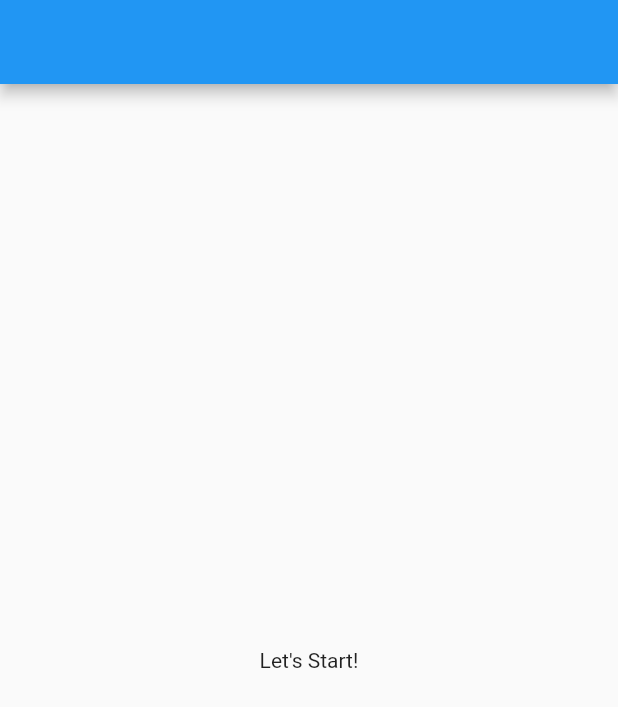
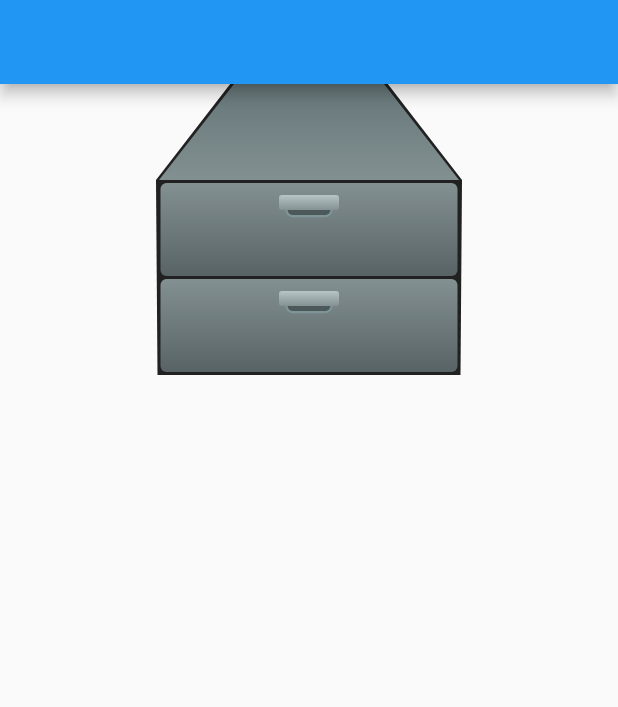
Before and after one commit to Team-Dev963/R3tr0, a Flutter app: the screen it shows after launch, on a phone screen of 412 x 824 dp. Shown: the top 707 px of the screen. Run offline on Flutter 3.47's test engine with Material 2 defaults, Android fonts, the phone set to English and light mode, and no system bars.

Commit message:
WIP cabinet

```diff
--- a/lib/main.dart
+++ b/lib/main.dart
@@ -1,4 +1,5 @@
 import 'package:flutter/material.dart';
+import 'package:r3tr0/ui/paint/cabinet_front.dart';
 
 void main() {
   runApp(MyApp());
@@ -29,9 +30,7 @@ class _MyHomePageState extends State<MyHomePage> {
     return Scaffold(
       appBar: AppBar(),
       body: Center(
-        child: Text(
-          'Let\'s Start!',
-        ),
+        child: Cabinet(),
       ),
     );
   }
--- /dev/null
+++ b/lib/ui/paint/cabinet_front.dart
@@ -0,0 +1,213 @@
+import 'package:flutter/cupertino.dart';
+import 'package:flutter/material.dart';
+
+offsetFromSize(Size size) {
+  if (size.isInfinite) throw Exception;
+  return Offset(size.width, size.height);
+}
+
+class Cabinet extends StatefulWidget {
+  @override
+  _CabinetState createState() => _CabinetState();
+}
+
+class _CabinetState extends State<Cabinet> with TickerProviderStateMixin {
+  AnimationController _controller;
+  AnimationController _controller2;
+  bool a = false;
+
+  @override
+  void initState() {
+    super.initState();
+    _controller = AnimationController(vsync: this, duration: Duration(seconds: 1), value: 0);
+    _controller2 = AnimationController(vsync: this, duration: Duration(seconds: 1), value: 0);
+  }
+
+  @override
+  Widget build(BuildContext context) {
+    return Container(
+      child: CustomPaint(
+        painter: _CabinetBodyPainter(2, Size(200, 64)),
+        child: Column(
+          children: [
+            CustomPaint(
+              size: Size(200, 64),
+              painter: _CabinetTopPainter(),
+              child: Container(
+                width: 200,
+                height: 64,
+              ),
+            ),
+            AnimatedBuilder(
+              animation: _controller2,
+              builder: (context, child) {
+                if (_controller2.value == 0) {
+                  return child;
+                }
+                var scale = _controller2.value * 0.2 + 1;
+                var translateX = _controller2.value * (-32 * 0.5);
+                var translateY = _controller2.value * 80.0;
+                return Transform(
+                  transform: Matrix4.identity()
+                    ..scale(scale, scale)
+                    ..translate(translateX, translateY),
+                  child: child,
+                );
+              },
+              child: CustomPaint(
+                size: Size(200, 64),
+                painter: _CabinetFrontPainter(),
+                child: GestureDetector(
+                  onTap: () {
+                    print('onTap');
+                    if (_controller2.isCompleted) {
+                      _controller2.reverse();
+                    } else {
+                      _controller2.forward();
+                    }
+                  },
+                  behavior: HitTestBehavior.opaque,
+                  child: Container(
+                    width: 200,
+                    height: 64,
+                  ),
+                ),
+              ),
+            ),
+            AnimatedBuilder(
+              animation: _controller,
+              builder: (context, child) {
+                if (_controller.value == 0) {
+                  return child;
+                }
+                var scale = _controller.value * 0.2 + 1;
+                var translateX = _controller.value * (-32 * 0.5);
+                var translateY = _controller.value * 80.0;
+                return Transform(
+                  transform: Matrix4.identity()
+                    ..scale(scale, scale)
+                    ..translate(translateX, translateY),
+                  child: child,
+                );
+              },
+              child: CustomPaint(
+                size: Size(200, 64),
+                painter: _CabinetFrontPainter(),
+                child: GestureDetector(
+                  onTap: () {
+                    print('onTap');
+                    if (_controller.isCompleted) {
+                      _controller.reverse();
+                    } else {
+                      _controller.forward();
+                    }
+                  },
+                  behavior: HitTestBehavior.opaque,
+                  child: Container(
+                    width: 200,
+                    height: 64,
+                  ),
+                ),
+              ),
+            ),
+          ],
+          mainAxisSize: MainAxisSize.max,
+        ),
+      ),
+    );
+  }
+
+  @override
+  void dispose() {
+    _controller.dispose();
+    _controller2.dispose();
+    super.dispose();
+  }
+}
+
+class _CabinetBodyPainter extends CustomPainter {
+  final int items;
+  final Size size;
+
+  _CabinetBodyPainter(this.items, this.size);
+
+  Path path(Size size) => Path()
+    ..moveTo(size.width / 2 - 51, -2)
+    ..lineTo(size.width / 2 + 51, -2)
+    ..lineTo(size.width + 2, size.height)
+    ..lineTo(size.width + 1, size.height * (items + 1) + 2)
+    ..lineTo(-1, size.height * (items + 1) + 2)
+    ..lineTo(-2, size.height)
+    ..close();
+
+  @override
+  void paint(Canvas canvas, _) {
+    canvas.drawPath(
+        path(this.size),
+        Paint()
+          ..color = Colors.grey[900]
+          ..strokeWidth = 2.0);
+  }
+
+  @override
+  bool shouldRepaint(CustomPainter oldDelegate) => true;
+}
+
+class _CabinetTopPainter extends CustomPainter {
+  static Path path(Size size) => Path()
+    ..moveTo(size.width / 2 - 50, 0)
+    ..lineTo(size.width / 2 + 50, 0)
+    ..lineTo(size.width, size.height)
+    ..lineTo(0, size.height)
+    ..close();
+
+  @override
+  void paint(Canvas canvas, Size size) {
+    var _path = path(size);
+    var paint = Paint()
+      ..shader = LinearGradient(colors: [
+        Color.fromRGBO(102, 119, 121, 1.0),
+        Color.fromRGBO(130, 144, 145, 1.0),
+      ], begin: Alignment.topCenter, end: Alignment.bottomCenter)
+          .createShader(_path.getBounds());
+    canvas.drawPath(_path, paint);
+  }
+
+  @override
+  bool shouldRepaint(CustomPainter oldDelegate) => true;
+}
+
+class _CabinetFrontPainter extends CustomPainter {
+  @override
+  void paint(Canvas canvas, Size size) {
+    var rect = Rect.fromLTRB(1, 2, size.width - 1, size.height - 0);
+    var paint = Paint()..shader = frontGradient.createShader(rect);
+    canvas.drawRRect(RRect.fromRectAndRadius(rect, Radius.circular(4.0)), paint);
+    var backHandle = Rect.fromLTRB(size.width / 2 - 15, 15, size.width / 2 + 15, size.height - 40);
+    var backPaint = Paint()..color = Color.fromRGBO(75, 89, 90, 1.0);
+    var backPaintBorder = Paint()
+      ..color = Color.fromRGBO(126, 149, 151, 1.0)
+      ..strokeWidth = 1.5
+      ..style = PaintingStyle.stroke;
+    canvas.drawRRect(RRect.fromRectAndRadius(backHandle, Radius.circular(4.0)), backPaint);
+    canvas.drawRRect(RRect.fromRectAndRadius(backHandle, Radius.circular(4.0)), backPaintBorder);
+    var handleRect = Rect.fromLTRB(size.width / 2 - 20, 10, size.width / 2 + 20, size.height - 44);
+    var handlePaint = Paint()..shader = handleGradient.createShader(handleRect);
+    canvas.drawRRect(RRect.fromRectAndRadius(handleRect, Radius.circular(2.0)), handlePaint);
+  }
+
+  static Gradient frontGradient = LinearGradient(
+    colors: [Color.fromRGBO(131, 144, 145, 1.0), Color.fromRGBO(88, 99, 101, 1.0)],
+    begin: Alignment.topCenter,
+    end: Alignment.bottomCenter,
+  );
+
+  static Gradient handleGradient = LinearGradient(
+    colors: [Color.fromRGBO(184, 196, 198, 1.0), Color.fromRGBO(132, 146, 147, 1.0)],
+    begin: Alignment.topCenter,
+    end: Alignment.bottomCenter,
+  );
+
+  @override
+  bool shouldRepaint(CustomPainter oldDelegate) => true;
+}
```
